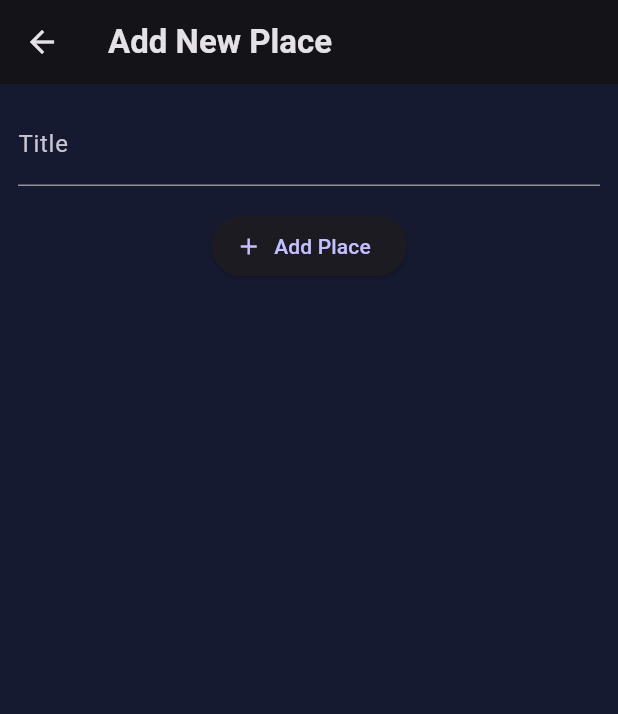
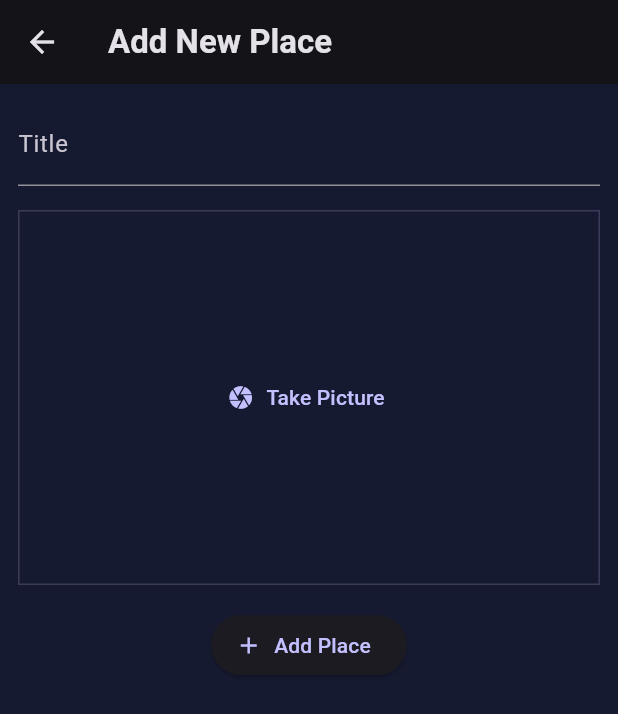
Before and after one commit to Rwan00/places, a Flutter app: the AddPlaceScreen screen opened directly, on a phone screen of 412 x 824 dp. Shown: the top 714 px of the screen. Run offline on Flutter 3.47's test engine with Material 3 defaults, Android fonts, the phone set to English and light mode, and no system bars; our stand-ins replace flutter_riverpod, google_fonts, image_picker; Roboto replaces fonts that are missing (Aboreto).

Commit message:
change files

```diff
--- a/lib/screens/add_place.dart
+++ b/lib/screens/add_place.dart
@@ -1,6 +1,7 @@
 import 'package:flutter/material.dart';
 import 'package:flutter_riverpod/flutter_riverpod.dart';
 import 'package:places/providers/user_places.dart';
+import 'package:places/widgets/image_input.dart';
 
 class AddPlaceScreen extends ConsumerStatefulWidget {
   const AddPlaceScreen({super.key});
@@ -47,6 +48,8 @@ class _AddPlaceScreenState extends ConsumerState<AddPlaceScreen> {
                 controller: _titleController,
               ),
               const SizedBox(height: 16,),
+              const ImageInput(),
+              const SizedBox(height: 16,),
               ElevatedButton.icon(
                   onPressed: ()=>_savePlace(),
                   icon: const Icon(Icons.add),
--- a/lib/widgets/image_input.dart
+++ b/lib/widgets/image_input.dart
@@ -0,0 +1,46 @@
+import 'dart:io';
+
+import 'package:flutter/material.dart';
+import 'package:image_picker/image_picker.dart';
+
+class ImageInput extends StatefulWidget {
+  const ImageInput({super.key});
+
+  @override
+  State<ImageInput> createState() => _ImageInputState();
+}
+
+class _ImageInputState extends State<ImageInput> {
+  @override
+  Widget build(BuildContext context) {
+    return Container(
+      height: 250,
+      width: double.infinity,
+      decoration: BoxDecoration(
+        border: Border.all(
+          width: 1,
+          color: Theme.of(context).colorScheme.primary.withOpacity(0.2),
+        ),
+      ),
+      alignment: Alignment.center,
+      child: TextButton.icon(
+        onPressed: _takeImage,
+        icon: const Icon(Icons.camera),
+        label: const Text("Take Picture"),
+      ),
+    );
+  }
+
+  File? _selectedImage;
+  void _takeImage() async {
+    final imagePicker = ImagePicker();
+    final XFile? pickImage = await imagePicker.pickImage(
+      source: ImageSource.camera,
+      maxWidth: 600,
+    );
+    if (pickImage == null) {
+      return;
+    }
+    _selectedImage = File(pickImage.path);
+  }
+}
```
Also changed, not shown: pubspec.yaml (+4 -3 lines), pubspec.lock, 7 other files.
